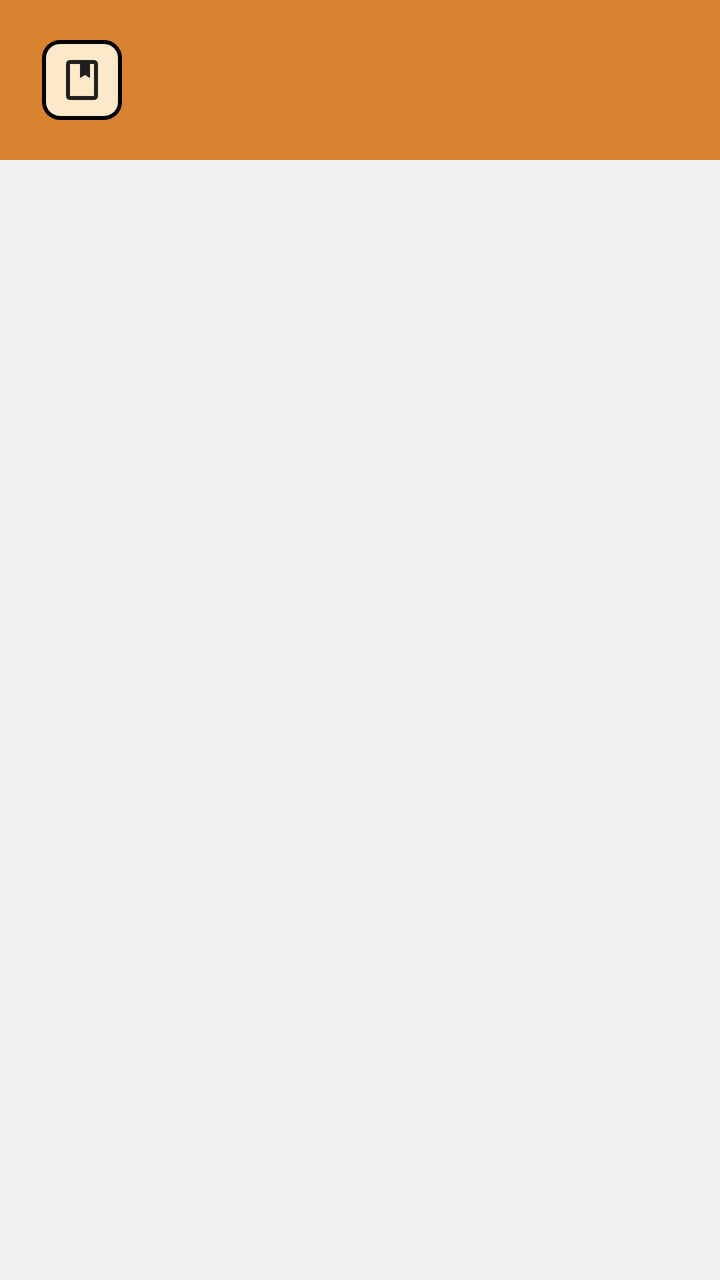
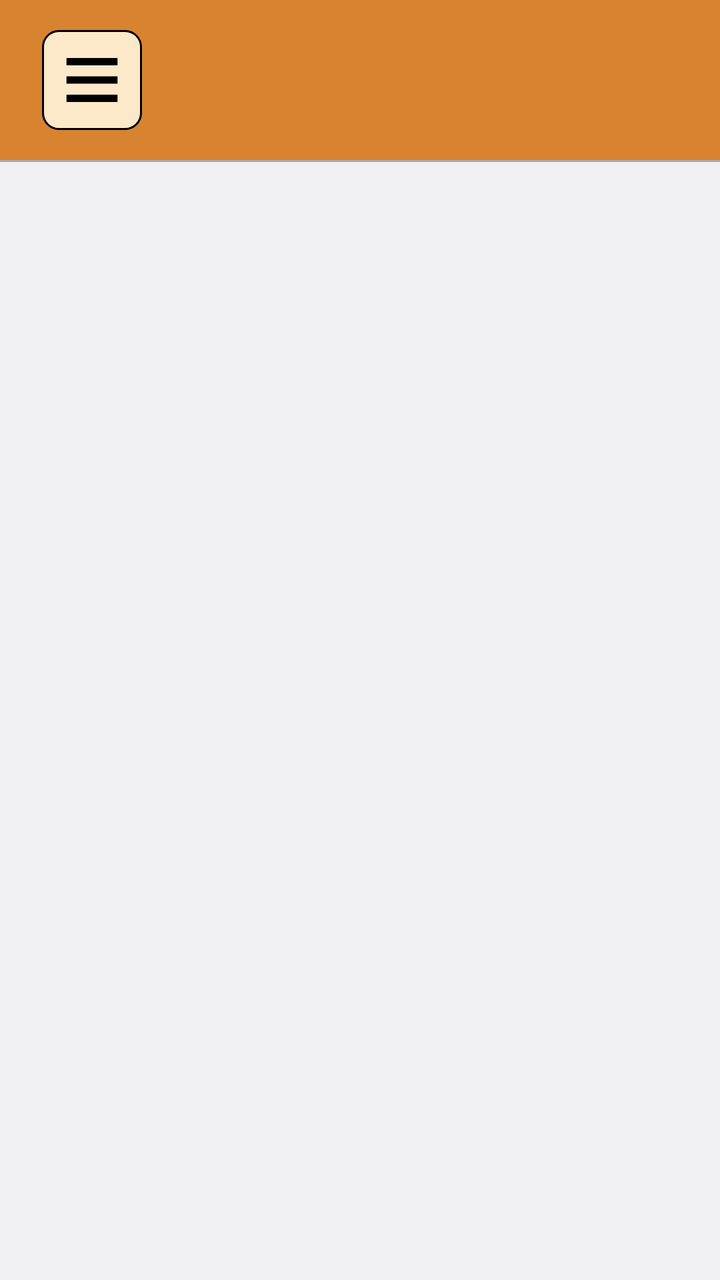

An Android layout rendered at two revisions. The XML below is the earlier revision; the diff shows what the commit changed to produce the second picture.
<!-- AndroidManifest.xml: application theme Theme.NoBarTop -->
<!-- res/layout/activity_compras.xml -->
<?xml version="1.0" encoding="utf-8"?>
<LinearLayout xmlns:android="http://schemas.android.com/apk/res/android"
    xmlns:tools="http://schemas.android.com/tools"
    xmlns:app="http://schemas.android.com/apk/res-auto"

    android:id="@+id/layoutQuiz"
    android:layout_width="match_parent"
    android:layout_height="match_parent"
    android:orientation="vertical"

    android:gravity="center"
    android:background="@color/gray"
    >

    <LinearLayout
        android:id="@+id/headerLayout"
        android:layout_width="match_parent"
        android:layout_height="80dp"
        android:orientation="horizontal"
        android:background="@color/orange"
        android:paddingEnd="16dp"
        android:paddingStart="16dp"
        android:gravity="center_vertical">

        
        <View
            android:layout_width="5dp"
            android:layout_height="match_parent"
            android:layout_weight="0" />

        <ImageButton
            android:id="@+id/iconoSuperiorDerecha"
            android:layout_width="40dp"
            android:layout_height="40dp"
            android:src="@drawable/book"
            android:contentDescription="Icono adicional"
            android:padding="6dp"
            android:background="@drawable/fondeo_redondeado_dos"/>
    </LinearLayout>

    <androidx.recyclerview.widget.RecyclerView
        android:id="@+id/recyclerView"
        android:layout_width="match_parent"
        android:layout_height="match_parent"
        android:padding="20dp"
        android:clipToPadding="false"
        android:radius="18dp"/>



</LinearLayout>
<!-- resources referenced by this layout -->
<resources>
  <color name="gray">#F0F0F3</color>
  <color name="orange">#d88330</color>
  <!-- drawable book (drawable) -->
  <vector xmlns:android="http://schemas.android.com/apk/res/android"
      android:width="24dp"
      android:height="24dp"
      android:viewportWidth="960"
      android:viewportHeight="960">
    <path
        android:pathData="M240,880q-33,0 -56.5,-23.5T160,800v-640q0,-33 23.5,-56.5T240,80h480q33,0 56.5,23.5T800,160v640q0,33 -23.5,56.5T720,880L240,880ZM240,800h480v-640h-80v280l-100,-60 -100,60v-280L240,160v640ZM240,800v-640,640ZM440,440 L540,380 640,440 540,380 440,440Z"
        android:fillColor="#1f1f1f"/>
  </vector>
  <!-- drawable fondeo_redondeado_dos (drawable) -->
  <?xml version="1.0" encoding="utf-8"?>
  <shape xmlns:android="http://schemas.android.com/apk/res/android"
      android:shape="rectangle">
  
      <solid android:color="@color/yellow" />  
  
      <corners android:radius="8dp" />  
  
      <stroke
          android:width="2dp"
          android:color="@color/black" />     
  
  </shape>
  <style name="Theme.NoBarTop" parent="Theme.MaterialComponents.DayNight.NoActionBar">
          
          <item name="colorPrimary">@color/purple_500</item>
          <item name="colorPrimaryVariant">@color/purple_700</item>
          <item name="colorOnPrimary">@color/white</item>
          
          <item name="colorSecondary">@color/teal_200</item>
          <item name="colorSecondaryVariant">@color/teal_700</item>
          <item name="colorOnSecondary">@color/black</item>
          
          <item name="android:statusBarColor">@color/white</item>
          
      </style>
  <color name="yellow">#FCE9C9</color>
  <color name="black">#FF000000</color>
  <color name="purple_500">#FF6200EE</color>
  <color name="purple_700">#FF3700B3</color>
  <color name="white">#FFFFFFFF</color>
  <color name="teal_200">#FF03DAC5</color>
  <color name="teal_700">#FF018786</color>
</resources>

<!-- the commit's change to res/layout/activity_compras.xml (unified diff, before → after) -->
@@ -20,7 +20,10 @@
         android:background="@color/orange"
         android:paddingEnd="16dp"
         android:paddingStart="16dp"
-        android:gravity="center_vertical">
+        android:gravity="center_vertical"
+        app:layout_constraintTop_toTopOf="parent"
+        app:layout_constraintStart_toStartOf="parent"
+        app:layout_constraintEnd_toEndOf="parent">
 
         
         <View
@@ -30,13 +33,22 @@
 
         <ImageButton
             android:id="@+id/iconoSuperiorDerecha"
-            android:layout_width="40dp"
-            android:layout_height="40dp"
-            android:src="@drawable/book"
-            android:contentDescription="Icono adicional"
+            android:layout_width="50dp"
+            android:layout_height="50dp"
+            android:src="@drawable/menu_barra"
+            android:contentDescription="Icono menú"
             android:padding="6dp"
-            android:background="@drawable/fondeo_redondeado_dos"/>
+            android:background="@drawable/fondeo_redondeado_dos"
+            />
     </LinearLayout>
+    <View
+        android:layout_width="match_parent"
+        android:layout_height="1dp"
+        android:background="@android:color/darker_gray"
+        app:layout_constraintTop_toBottomOf="@id/headerLayout"
+        app:layout_constraintStart_toStartOf="parent"
+        app:layout_constraintEnd_toEndOf="parent"/>
+
 
     <androidx.recyclerview.widget.RecyclerView
         android:id="@+id/recyclerView"
<!-- resource entries referenced after the edit -->
@@ -2,16 +2,6 @@
 <resources>
   <color name="gray">#F0F0F3</color>
   <color name="orange">#d88330</color>
-  <!-- drawable book (drawable) -->
-  <vector xmlns:android="http://schemas.android.com/apk/res/android"
-      android:width="24dp"
-      android:height="24dp"
-      android:viewportWidth="960"
-      android:viewportHeight="960">
-    <path
-        android:pathData="M240,880q-33,0 -56.5,-23.5T160,800v-640q0,-33 23.5,-56.5T240,80h480q33,0 56.5,23.5T800,160v640q0,33 -23.5,56.5T720,880L240,880ZM240,800h480v-640h-80v280l-100,-60 -100,60v-280L240,160v640ZM240,800v-640,640ZM440,440 L540,380 640,440 540,380 440,440Z"
-        android:fillColor="#1f1f1f"/>
-  </vector>
   <!-- drawable fondeo_redondeado_dos (drawable) -->
   <?xml version="1.0" encoding="utf-8"?>
   <shape xmlns:android="http://schemas.android.com/apk/res/android"
@@ -22,10 +12,20 @@
       <corners android:radius="8dp" />  
   
       <stroke
-          android:width="2dp"
+          android:width="1dp"
           android:color="@color/black" />     
   
   </shape>
+  <!-- drawable menu_barra (drawable) -->
+  <vector xmlns:android="http://schemas.android.com/apk/res/android"
+      android:width="34dp"
+      android:height="44dp"
+      android:viewportWidth="960"
+      android:viewportHeight="960">
+    <path
+        android:pathData="M120,720v-80h720v80L120,720ZM120,520v-80h720v80L120,520ZM120,320v-80h720v80L120,320Z"
+        android:fillColor="#000000"/>
+  </vector>
   <style name="Theme.NoBarTop" parent="Theme.MaterialComponents.DayNight.NoActionBar">
           
           <item name="colorPrimary">@color/purple_500</item>
